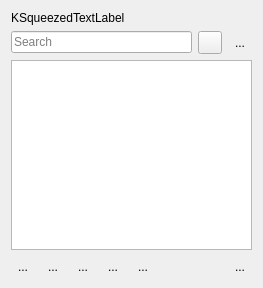
Old version of the form src/ui/guideslist_ui.ui in the repository KDE/kdenlive.
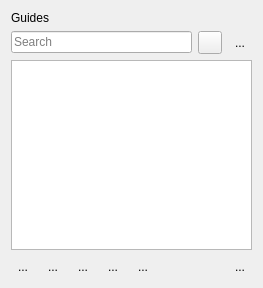
New version of the form. Icons and pictures are not drawn. Custom widgets are drawn as their Qt base class.

Commit message: Fix incorrect item text

What changed in the file:
```diff
--- a/src/ui/guideslist_ui.ui
+++ b/src/ui/guideslist_ui.ui
@@ -123,7 +123,7 @@
    <item row="0" column="0" colspan="3">
     <widget class="KSqueezedTextLabel" name="guideslist_label">
      <property name="text">
-      <string>KSqueezedTextLabel</string>
+      <string>Guides</string>
      </property>
     </widget>
    </item>
```
